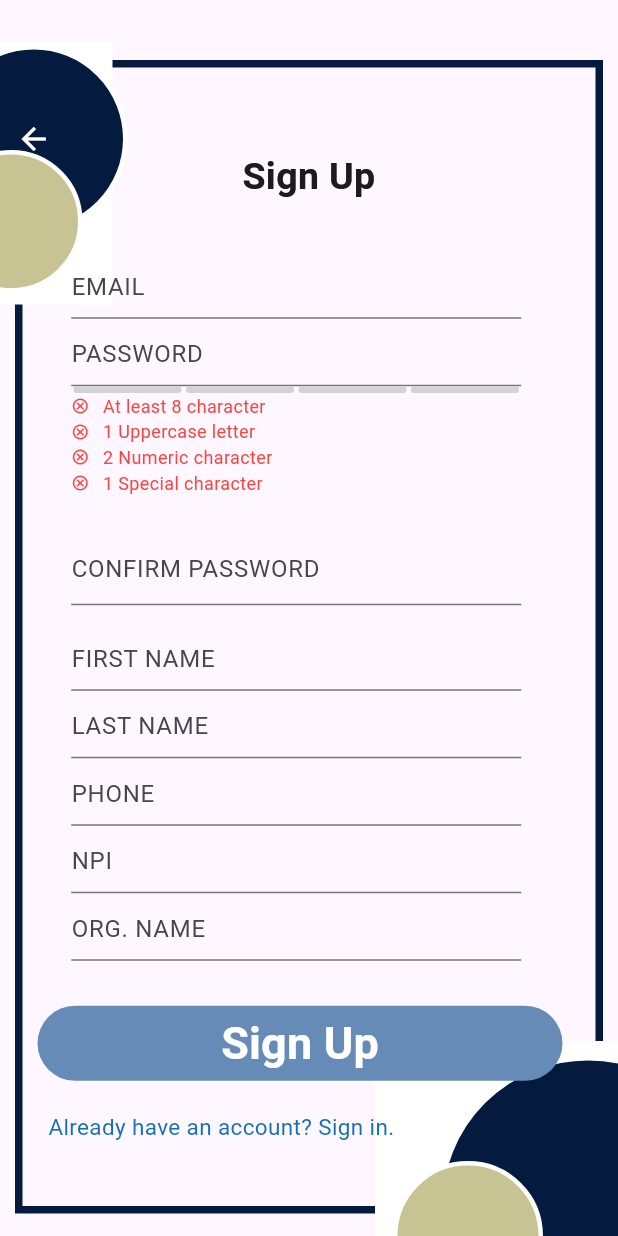
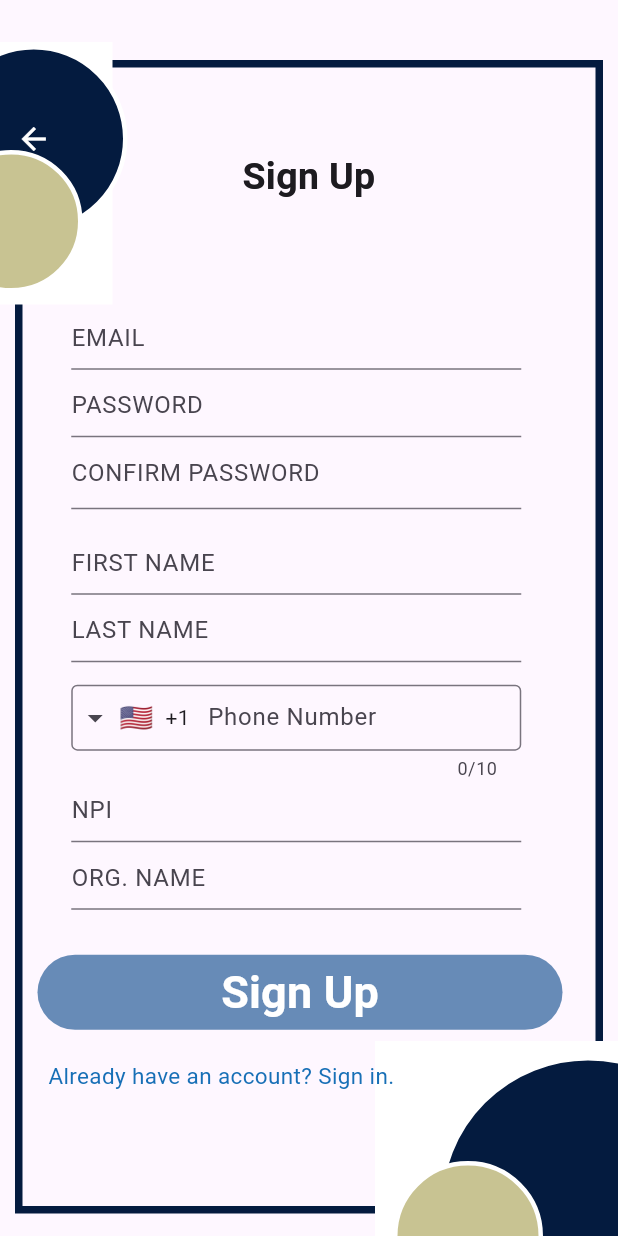
Before and after one commit to Ashley-Tran/UCLA-CSUPERB-Senior-Design, a Flutter app: the PhysicianSignInScreen screen opened directly, after a tap on an icon or button, on a phone screen of 412 x 824 dp. Run offline on Flutter 3.47's test engine with Material 3 defaults, Android fonts, the phone set to English and light mode, and no system bars; drawn by our look-alikes of flutter_pw_validator, intl_phone_field; our stand-ins replace firebase_auth, firebase_core, firebase_database, flutter_local_notifications, geolocator, group_button and 1 more; missing offline and left inert: dart:ffi; accounts and stored records are empty; network calls fail.

Commit message:
Phone Validator and FlutterPWValidator Hidden

```diff
--- a/example/lib/screens/physicianUI/physician_sign_in_screen.dart
+++ b/example/lib/screens/physicianUI/physician_sign_in_screen.dart
@@ -1,5 +1,6 @@
 import 'dart:async';
 import 'package:flutter/material.dart';
+import 'package:intl_phone_field/intl_phone_field.dart';
 import 'package:telematics_sdk_example/services/user.dart';
 import 'package:firebase_auth/firebase_auth.dart';
 import 'package:telematics_sdk_example/screens/physicianUI/physician_home_screen.dart';
@@ -28,6 +29,7 @@ class _PhysicianSignInScreenState extends State<PhysicianSignInScreen> {
   final TextEditingController _controllerEmail = TextEditingController();
   final TextEditingController _controllerConfirmPassword =
       TextEditingController();
+  final FocusNode _passwordFocusNode = FocusNode();
   final UnifiedAuthService _auth = UnifiedAuthService();
 
   String email = '';
@@ -36,6 +38,25 @@ class _PhysicianSignInScreenState extends State<PhysicianSignInScreen> {
   String lastName = '';
   String phone = '';
   // String clientId = '';
+
+  bool _showPasswordValidator = false;
+
+  @override
+  void initState() {
+    super.initState();
+    _passwordFocusNode.addListener(() {
+      setState(() {
+        _showPasswordValidator = _passwordFocusNode.hasFocus;
+      });
+    });
+  }
+
+  @override
+  void dispose() {
+    _controllerPassword.dispose();
+    _passwordFocusNode.dispose();
+    super.dispose();
+  }
 
   Widget _decoration() {
     return Stack(
@@ -176,7 +197,6 @@ class _PhysicianSignInScreenState extends State<PhysicianSignInScreen> {
       ],
     );
   }
-
 
   Widget _signInDecoration() {
     return Stack(
@@ -322,7 +342,9 @@ class _PhysicianSignInScreenState extends State<PhysicianSignInScreen> {
     return Align(
       alignment: Alignment.center,
       child: Padding(
-        padding: isLogin ? const EdgeInsets.only(top: 300, left: 20, right: 20) : const EdgeInsets.only(top: 100, left: 20, right: 20) ,
+        padding: isLogin
+            ? const EdgeInsets.only(top: 300, left: 20, right: 20)
+            : const EdgeInsets.only(top: 100, left: 20, right: 20),
         child: Column(
           children: [
             Text(
@@ -343,10 +365,8 @@ class _PhysicianSignInScreenState extends State<PhysicianSignInScreen> {
     );
   }
 
-  Widget _entryField(
-    String title,
-    TextEditingController controller,
-  ) {
+  Widget _entryField(String title, TextEditingController controller,
+      {FocusNode? focusNode}) {
     return Padding(
       padding: const EdgeInsets.only(left: 0),
       child: SizedBox(
@@ -354,6 +374,7 @@ class _PhysicianSignInScreenState extends State<PhysicianSignInScreen> {
         width: 300,
         child: TextField(
           controller: controller,
+          focusNode: focusNode,
           // autofocus: false,
           decoration: InputDecoration(
             hintText: title,
@@ -364,6 +385,29 @@ class _PhysicianSignInScreenState extends State<PhysicianSignInScreen> {
           ),
         ),
       ),
+    );
+  }
+
+  Widget _phoneField(
+    String title,
+    TextEditingController controller,
+  ) {
+    return Padding(
+      // Seperate from last_name field.
+      padding: const EdgeInsets.only(top: 15),
+      child: SizedBox(
+          height: 60,
+          width: 300,
+          child: IntlPhoneField(
+              decoration: InputDecoration(
+                  labelText: 'Phone Number',
+                  border: OutlineInputBorder(
+                    borderSide: BorderSide(),
+                  )),
+              initialCountryCode: 'US',
+              onChanged: (phone) {
+                print(phone.completeNumber);
+              })),
     );
   }
 
@@ -548,8 +592,7 @@ class _PhysicianSignInScreenState extends State<PhysicianSignInScreen> {
           if (isLogin) ...[
             _signInDecoration(),
             // _loginHeader(),
-            ]
-            else ...[
+          ] else ...[
             _decoration(),
           ],
           _loginHeader(),
@@ -576,7 +619,9 @@ class _PhysicianSignInScreenState extends State<PhysicianSignInScreen> {
               ] else ...[
                 Padding(padding: const EdgeInsets.only(bottom: 105)),
                 _entryField('EMAIL', _controllerEmail),
-                _entryField('PASSWORD', _controllerPassword),
+                _entryField('PASSWORD', _controllerPassword,
+                    focusNode: _passwordFocusNode),
+                if (_showPasswordValidator)
                   FlutterPwValidator(
                       width: 300,
                       height: 98,
@@ -590,7 +635,7 @@ class _PhysicianSignInScreenState extends State<PhysicianSignInScreen> {
                 // _entryField('CONFIRM PASSWORD', _controllerConfirmPassword),
                 _entryField('FIRST NAME', _controllerFirstName),
                 _entryField('LAST NAME', _controllerLastName),
-                _entryField('PHONE', _controllerPhone),
+                _phoneField('PHONE', _controllerPhone),
                 _entryField('NPI', _controllerNPI),
                 _entryField('ORG. NAME', _controllerOrgName),
                 _submitButton(),
--- a/example/pubspec.yaml
+++ b/example/pubspec.yaml
@@ -15,6 +15,7 @@ dependencies:
   flutter_pw_validator: ^1.6.0
   geolocator: ^11.0.0
   flutter_local_notifications: ^17.0.0
+  intl_phone_field: ^3.2.0
   flutter:
     sdk: flutter
 
```
Lines whose indentation alone changed are shown as unchanged.
